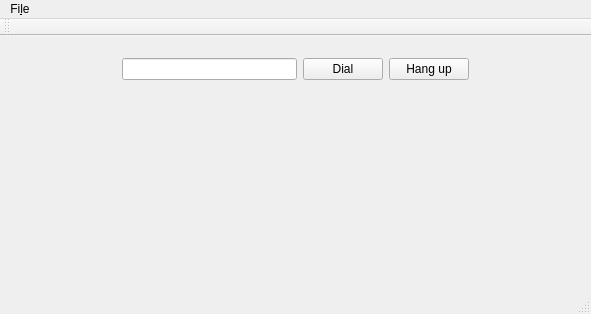
The window that src/mainwindow.ui (ballessay/snomcontrol) describes before a commit, drawn with Qt 5.
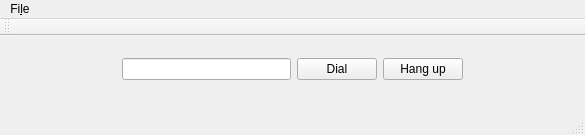
The same window after the commit. Icons and pictures are not drawn.

The edit to the form file:
```diff
--- a/src/mainwindow.ui
+++ b/src/mainwindow.ui
@@ -6,8 +6,8 @@
    <rect>
     <x>0</x>
     <y>0</y>
-    <width>591</width>
-    <height>314</height>
+    <width>585</width>
+    <height>135</height>
    </rect>
   </property>
   <property name="windowTitle">
@@ -98,7 +98,7 @@
     <rect>
      <x>0</x>
      <y>0</y>
-     <width>591</width>
+     <width>585</width>
      <height>22</height>
     </rect>
    </property>
```
